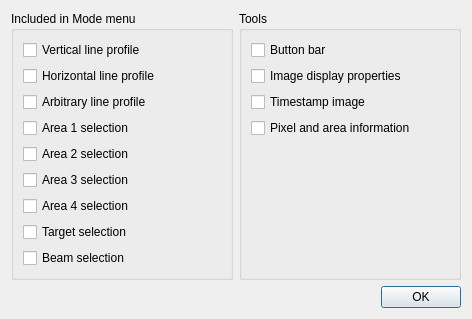
Old version of the form framework/widgets/QEImage/QEImageOptionsDialog.ui in the repository andrewrhyder/epicsqt.
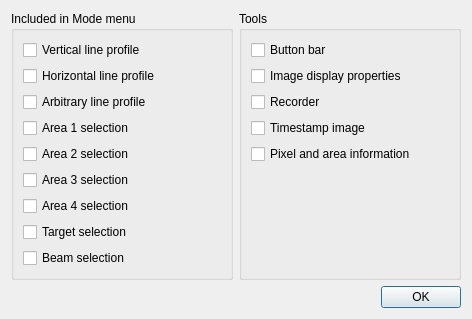
New version of the form.

Commit message: Add options and properties to enable recording controls in QEImage

Diff of the .ui file:
```diff
--- a/framework/widgets/QEImage/QEImageOptionsDialog.ui
+++ b/framework/widgets/QEImage/QEImageOptionsDialog.ui
@@ -121,6 +121,13 @@
           </property>
          </widget>
         </item>
+        <item>
+         <widget class="QCheckBox" name="checkBoxRecorder">
+          <property name="text">
+           <string>Recorder</string>
+          </property>
+         </widget>
+        </item>
         <item>
          <widget class="QCheckBox" name="checkBoxTime">
           <property name="text">
```
The commit also changes 7 other files.
